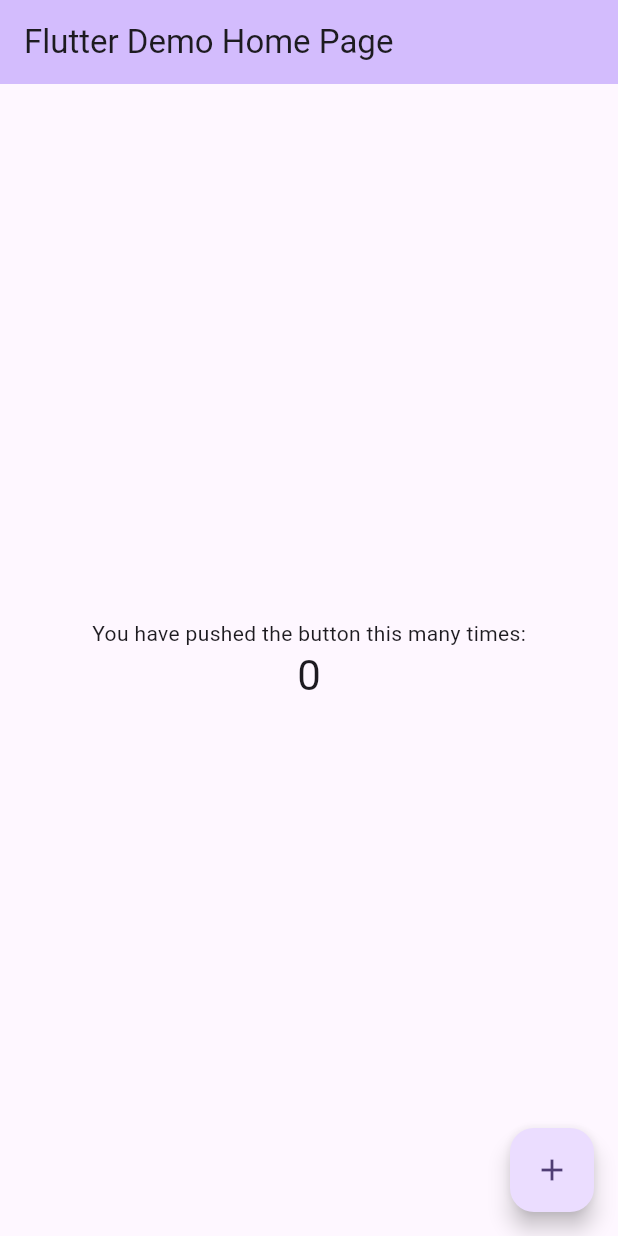
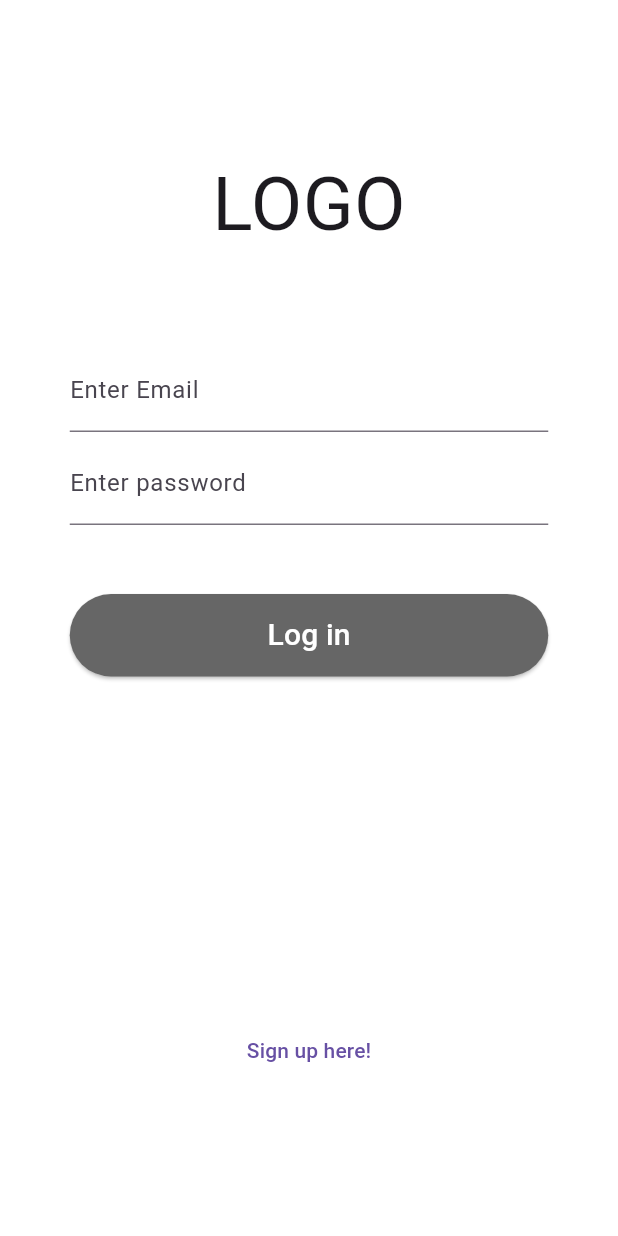
Before and after one commit to Journimal/Journimal-Client, a Flutter app: the screen it shows after launch, on a phone screen of 412 x 824 dp. Run offline on Flutter 3.47's test engine with Material 3 defaults, Android fonts, the phone set to English and light mode, and no system bars.

Commit message:
feat: login page

```diff
--- /dev/null
+++ b/devtools_options.yaml
@@ -0,0 +1,3 @@
+description: This file stores settings for Dart & Flutter DevTools.
+documentation: https://docs.flutter.dev/tools/devtools/extensions#configure-extension-enablement-states
+extensions:
--- a/lib/main.dart
+++ b/lib/main.dart
@@ -1,4 +1,6 @@
 import 'package:flutter/material.dart';
+import 'package:journimal_client/screen/login.dart';
+import 'package:journimal_client/screen/signin.dart';
 
 void main() {
   runApp(const MyApp());
@@ -13,113 +15,11 @@ class MyApp extends StatelessWidget {
     return MaterialApp(
       title: 'Flutter Demo',
       theme: ThemeData(
-        // This is the theme of your application.
-        //
-        // TRY THIS: Try running your application with "flutter run". You'll see
-        // the application has a purple toolbar. Then, without quitting the app,
-        // try changing the seedColor in the colorScheme below to Colors.green
-        // and then invoke "hot reload" (save your changes or press the "hot
-        // reload" button in a Flutter-supported IDE, or press "r" if you used
-        // the command line to start the app).
-        //
-        // Notice that the counter didn't reset back to zero; the application
-        // state is not lost during the reload. To reset the state, use hot
-        // restart instead.
-        //
-        // This works for code too, not just values: Most code changes can be
-        // tested with just a hot reload.
-        colorScheme: ColorScheme.fromSeed(seedColor: Colors.deepPurple),
-        useMaterial3: true,
+        primarySwatch: Colors.lightGreen,
       ),
-      home: const MyHomePage(title: 'Flutter Demo Home Page'),
+      home: LoginScreen(), //원래 여기 MyHomePage 해서 바로 아래에 class를
+      // 생성했지만 지금은 외부 패키지 (파일)을 불러와서
+      // 다른 파일에서 생성한 클래스를 사용!
     );
   }
 }
-
-class MyHomePage extends StatefulWidget {
-  const MyHomePage({super.key, required this.title});
-
-  // This widget is the home page of your application. It is stateful, meaning
-  // that it has a State object (defined below) that contains fields that affect
-  // how it looks.
-
-  // This class is the configuration for the state. It holds the values (in this
-  // case the title) provided by the parent (in this case the App widget) and
-  // used by the build method of the State. Fields in a Widget subclass are
-  // always marked "final".
-
-  final String title;
-
-  @override
-  State<MyHomePage> createState() => _MyHomePageState();
-}
-
-class _MyHomePageState extends State<MyHomePage> {
-  int _counter = 0;
-
-  void _incrementCounter() {
-    setState(() {
-      // This call to setState tells the Flutter framework that something has
-      // changed in this State, which causes it to rerun the build method below
-      // so that the display can reflect the updated values. If we changed
-      // _counter without calling setState(), then the build method would not be
-      // called again, and so nothing would appear to happen.
-      _counter++;
-    });
-  }
-
-  @override
-  Widget build(BuildContext context) {
-    // This method is rerun every time setState is called, for instance as done
-    // by the _incrementCounter method above.
-    //
-    // The Flutter framework has been optimized to make rerunning build methods
-    // fast, so that you can just rebuild anything that needs updating rather
-    // than having to individually change instances of widgets.
-    return Scaffold(
-      appBar: AppBar(
-        // TRY THIS: Try changing the color here to a specific color (to
-        // Colors.amber, perhaps?) and trigger a hot reload to see the AppBar
-        // change color while the other colors stay the same.
-        backgroundColor: Theme.of(context).colorScheme.inversePrimary,
-        // Here we take the value from the MyHomePage object that was created by
-        // the App.build method, and use it to set our appbar title.
-        title: Text(widget.title),
-      ),
-      body: Center(
-        // Center is a layout widget. It takes a single child and positions it
-        // in the middle of the parent.
-        child: Column(
-          // Column is also a layout widget. It takes a list of children and
-          // arranges them vertically. By default, it sizes itself to fit its
-          // children horizontally, and tries to be as tall as its parent.
-          //
-          // Column has various properties to control how it sizes itself and
-          // how it positions its children. Here we use mainAxisAlignment to
-          // center the children vertically; the main axis here is the vertical
-          // axis because Columns are vertical (the cross axis would be
-          // horizontal).
-          //
-          // TRY THIS: Invoke "debug painting" (choose the "Toggle Debug Paint"
-          // action in the IDE, or press "p" in the console), to see the
-          // wireframe for each widget.
-          mainAxisAlignment: MainAxisAlignment.center,
-          children: <Widget>[
-            const Text(
-              'You have pushed the button this many times:',
-            ),
-            Text(
-              '$_counter',
-              style: Theme.of(context).textTheme.headlineMedium,
-            ),
-          ],
-        ),
-      ),
-      floatingActionButton: FloatingActionButton(
-        onPressed: _incrementCounter,
-        tooltip: 'Increment',
-        child: const Icon(Icons.add),
-      ), // This trailing comma makes auto-formatting nicer for build methods.
-    );
-  }
-}
--- /dev/null
+++ b/lib/screen/login.dart
@@ -0,0 +1,92 @@
+// lib/screens/first_screen.dart
+import 'package:flutter/material.dart';
+import 'package:journimal_client/screen/register_date.dart';
+import 'package:journimal_client/screen/signin.dart';
+
+class LoginScreen extends StatelessWidget {
+  const LoginScreen({super.key});
+
+  @override
+  Widget build(BuildContext context) {
+    return Scaffold(
+      backgroundColor: Colors.white,
+      appBar: PreferredSize(
+        preferredSize: Size.fromHeight(0),
+        child: AppBar(),
+      ),
+      body: Center(
+        child: Column(
+          mainAxisAlignment: MainAxisAlignment.center,
+          children: [
+            Text(
+              'LOGO',
+              style: TextStyle(
+                fontSize: 50,
+              ),
+            ),
+            SizedBox(
+              height: 60,
+            ),
+            SizedBox(
+              width: 319,
+              height: 62,
+              child: TextField(
+                decoration: InputDecoration(
+                  labelText: 'Enter Email',
+                ),
+                keyboardType: TextInputType.emailAddress,
+              ),
+            ),
+            SizedBox(
+              width: 319,
+              height: 62,
+              child: TextField(
+                decoration: InputDecoration(labelText: 'Enter password'),
+                keyboardType: TextInputType.text,
+                obscureText: true, // 비밀번호 안보이게
+              ),
+            ),
+            SizedBox(
+              height: 40,
+            ),
+            SizedBox(
+              width: 319,
+              height: 55,
+              child: ElevatedButton(
+                onPressed: () {
+                  Navigator.push(
+                    context,
+                    MaterialPageRoute(
+                        builder: (context) => const SigninScreen()),
+                  );
+                },
+                style: ElevatedButton.styleFrom(
+                  backgroundColor: Color(0xff666666),
+                ),
+                child: Text(
+                  'Log in',
+                  style: TextStyle(
+                    color: Colors.white,
+                    fontSize: 20,
+                  ),
+                ),
+              ),
+            ),
+            SizedBox(
+              height: 225,
+            ),
+            TextButton(
+              onPressed: () {
+                Navigator.push(
+                  context,
+                  MaterialPageRoute(builder: (context) => RegisterDateScreen()),
+                );
+              },
+              child: Text('Sign up here!'),
+            ),
+          ],
+        ),
+      ),
+    );
+  }
+}
--- a/pubspec.yaml
+++ b/pubspec.yaml
@@ -34,6 +34,7 @@ dependencies:
   # The following adds the Cupertino Icons font to your application.
   # Use with the CupertinoIcons class for iOS style icons.
   cupertino_icons: ^1.0.8
+  flutter_login: ^5.0.0
 
 dev_dependencies:
   flutter_test:
```
Also changed, not shown: lib/screen/register_date.dart (added, +19 -0 lines), lib/screen/signin.dart (added, +27 -0 lines), pubspec.lock, 5 other files.
